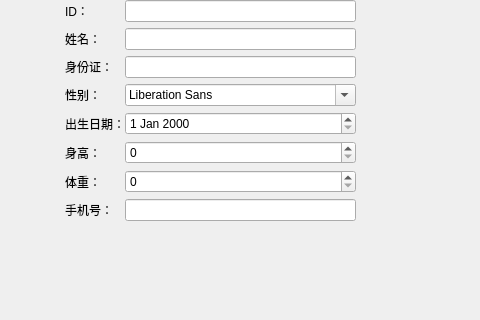
Old version of the form patienteditview.ui in the repository Young-abc/Lab4_Repository; both pictures show x 118 to 598 and y 0 to 320 of the 754 by 671 pixel window.
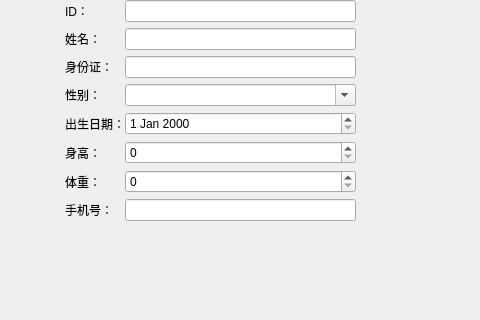
New version of the form.

The edit to the form file:
```diff
--- a/patienteditview.ui
+++ b/patienteditview.ui
@@ -84,7 +84,11 @@
         </widget>
        </item>
        <item row="3" column="1">
-        <widget class="QFontComboBox" name="fontComboBox"/>
+        <widget class="QFontComboBox" name="fontComboBox">
+         <property name="currentText">
+          <string/>
+         </property>
+        </widget>
        </item>
        <item row="4" column="0">
         <widget class="QLabel" name="label_8">
```
